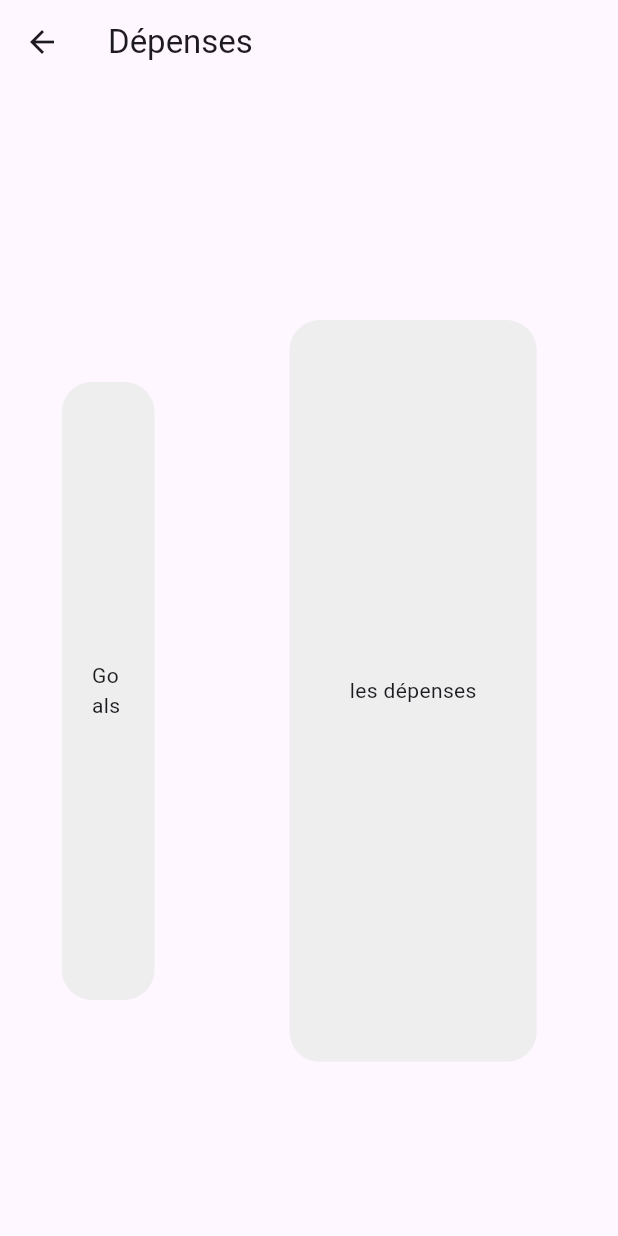
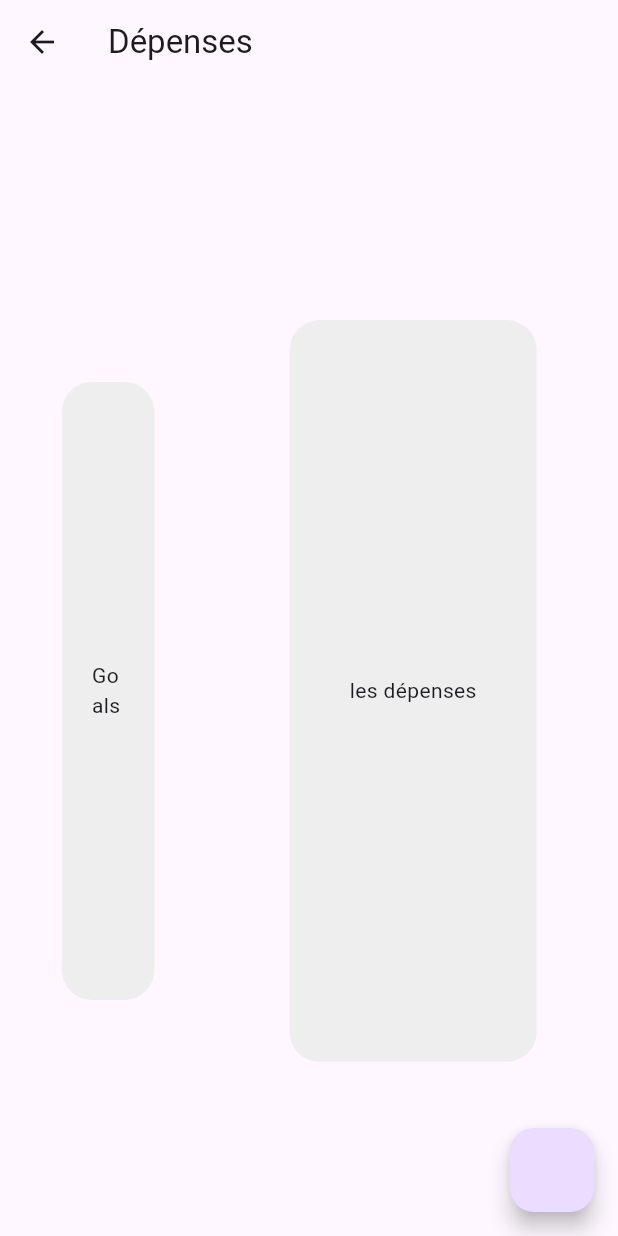
Before and after one commit to LeSam0/LifeManager, a Flutter app: the screen it shows after launch, after a tap on "Depenses", on a phone screen of 412 x 824 dp. Run offline on Flutter 3.47's test engine with Material 3 defaults, Android fonts, the phone set to English and light mode, and no system bars; network calls fail; project files that could hold a hidden picture were left out.

Commit message:
depoenses front

```diff
--- /dev/null
+++ b/lifemanagerapp/lib/depense_item.dart
@@ -0,0 +1,16 @@
+class DepenseItem {
+  final String name;
+  final String montant;
+  final String date;
+  final String description;
+  final String sousCategorieId;
+
+  DepenseItem(
+    {required this.name,
+    required this.montant,
+    required this.date,
+    required this.description,
+    required this.sousCategorieId,
+    }
+  );
+}
--- a/lifemanagerapp/lib/page2.dart
+++ b/lifemanagerapp/lib/page2.dart
@@ -1,7 +1,93 @@
 import 'package:flutter/material.dart';
+import 'depense_item.dart';
+import 'package:http/http.dart' as http;
+import 'dart:convert';
 
-class Page2 extends StatelessWidget {
+class Page2 extends StatefulWidget {
   const Page2({Key? key}) : super(key: key);
+
+  @override
+  _Page2State createState() => _Page2State();
+}
+
+class _Page2State extends State<Page2> {
+  List<DepenseItem> depensesItems = [];
+  List<Map<String, dynamic>> depensesCategories = [];
+  List<Map<String, dynamic>> sousDepensesCategories = [];
+  String? selectedCategoryId;
+  String? selectedCategoryIdToAdd;
+  int? selectedQuantity;
+
+  @override
+  void initState() {
+    super.initState();
+    fetchDepensesCategories();
+  }
+
+  Future<void> fetchDepensesCategories() async {
+    final response =
+        await http.get(Uri.parse('http://localhost:8000/depense/categorie'));
+    if (response.statusCode == 200) {
+      final List<dynamic> data = json.decode(response.body);
+      print(data);
+      setState(() {
+        depensesCategories = data
+            .map<Map<String, dynamic>>((item) => {
+                  'id': item['Id'].toString(),
+                  'type': item['Categorie_Name'],
+                })
+            .toList();
+        print(depensesCategories);
+      });
+    } else {
+      throw Exception('Failed to load articles');
+    }
+  }
+
+  // Future<void> fetchDepensesItems() async {
+  //   final response =
+  //       await http.get(Uri.parse('http://localhost:8000/depense/get/all'));
+  //   if (response.statusCode == 200) {
+  //     final List<dynamic> data = json.decode(response.body);
+  //     setState(() {
+  //       depensesItems = data
+  //           .map<DepenseItem>((item) => DepenseItem(
+  //                 name: item['name'].toString(),
+  //                 montant: item['montant'].toString(),
+  //                 date: item['date'].toString(),
+  //                 description: item['description'].toString(),
+  //                 sousCategorieId: item['sousCategorieId'].toString(),
+  //               ))
+  //           .toList();
+  //     });
+  //     print(depensesItems);
+  //   } else {
+  //     throw Exception('Failed to load articles');
+  //   }
+  // }
+
+  // Future<void> addDepenseItem(String name, String montant, String date,
+  //     String description, String sousCategorieId) async {
+  //   final response = await http.post(
+  //     Uri.parse('http://localhost:8000/depense/create'),
+  //     headers: <String, String>{
+  //       'Content-Type': 'application/json; charset=UTF-8',
+  //     },
+  //     body: jsonEncode(<String, String>{
+  //       'name': name,
+  //       'montant': montant,
+  //       'date': date,
+  //       'description': description,
+  //       'sousCategorieId': sousCategorieId,
+  //     }),
+  //   );
+
+  //   if (response.statusCode == 200) {
+  //     fetchDepensesItems();
+  //   } else {
+  //     throw Exception('Failed to add article');
+  //   }
+  // }
 
   @override
   Widget build(BuildContext context) {
@@ -16,16 +102,12 @@ class Page2 extends StatelessWidget {
         child: Column(
           mainAxisAlignment: MainAxisAlignment.center,
           children: [
-            // Espace au-dessus des boîtes
             SizedBox(height: MediaQuery.of(context).size.height * 0.05),
-            // Row pour aligner les boîtes côte à côte
             Row(
-              mainAxisAlignment:
-                  MainAxisAlignment.start, // Aligner les boîtes au début
+              mainAxisAlignment: MainAxisAlignment.start,
               children: [
-                // Boîte sur le côté
                 Container(
-                  width: MediaQuery.of(context).size.width * 0.15, // Ajuster la largeur de la boîte sur le côté
+                  width: MediaQuery.of(context).size.width * 0.15,
                   height: MediaQuery.of(context).size.height * 0.5,
                   alignment: Alignment.centerLeft,
                   decoration: BoxDecoration(
@@ -60,6 +142,49 @@ class Page2 extends StatelessWidget {
           ],
         ),
       ),
+      floatingActionButton: FloatingActionButton(
+        onPressed: () {
+          showDialog(
+              context: context,
+              builder: (BuildContext context) {
+                return AlertDialog(
+                  title: Text('Ajouter un élément à mes dépenses'),
+                  content: Column(
+                    mainAxisSize: MainAxisSize.min,
+                    children: [
+                      DropdownButton<String>(
+                        hint: Text('Sélectionner une catégorie'),
+                        value: selectedCategoryIdToAdd,
+                        onChanged: (String? value) {
+                          setState(() {
+                            selectedCategoryIdToAdd = value;
+                          });
+                        },
+                        items: depensesCategories.map<DropdownMenuItem<String>>(
+                          (Map<String, dynamic> category) {
+                            return DropdownMenuItem<String>(
+                              value: category['id'],
+                              child: Text(category[
+                                  'type']), // Utiliser 'type' au lieu de 'name'
+                            );
+                          },
+                        ).toList(),
+                      ),
+                      TextField(
+                          decoration: InputDecoration(
+                              labelText: 'Quantité'),
+                          onChanged: (value) {
+                            selectedQuantity = int.tryParse(value);
+                          },
+                          keyboardType:
+                              TextInputType.numberWithOptions(decimal: false),
+                        ),
+                    ],
+                  ),
+                );
+              });
+        },
+      ),
     );
   }
 }
--- a/lifemanagerapp/lib/page3.dart
+++ b/lifemanagerapp/lib/page3.dart
@@ -196,7 +196,7 @@ class _Page3State extends State<Page3> {
                 builder: (BuildContext context, StateSetter setState) {
                   return AlertDialog(
                     title: Text('Ajouter un élément à la liste de courses'),
-                    content: Column(
+                     content: Column(
                       mainAxisSize: MainAxisSize.min,
                       children: [
                         DropdownButton<String>(
@@ -204,7 +204,7 @@ class _Page3State extends State<Page3> {
                               ? Text('Sélectionner une catégorie')
                               : null,
                           value: selectedCategoryIdToAdd,
-                          onChanged: (String? value) {
+                         onChanged: (String? value) {
                             setState(() {
                               selectedCategoryIdToAdd = value;
                             });
```
Also changed, not shown: 1 other file.
